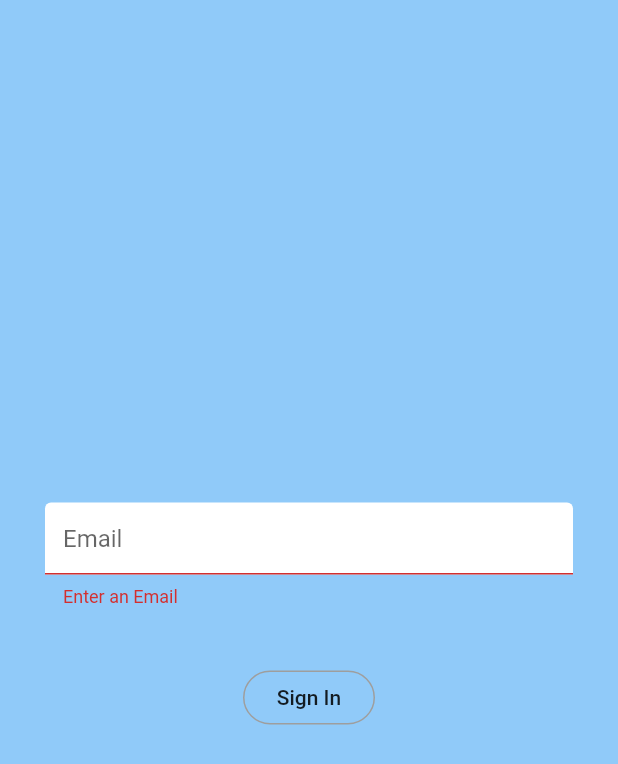
After one commit to Flash-Learn/app, a Flutter app: the ResetPassword screen opened directly, after a tap on "Sign In", on a phone screen of 412 x 824 dp. The commit adds this screen. Shown: the top 764 px of the screen. Run offline on Flutter 3.47's test engine with Material 2 defaults, Android fonts, the phone set to English and light mode, and no system bars; our stand-ins replace firebase_auth, google_sign_in, shared_preferences; accounts and stored records are empty.

Commit message:
added the functionality of forgot password and fixed viewDeck file(to be reviewed by siddhant), also made the password obscure while typing

```diff
--- a/microlearning/lib/classes/username_signin.dart
+++ b/microlearning/lib/classes/username_signin.dart
@@ -36,4 +36,14 @@ class UserNameSignIn {
       return null;
     }
   }
+
+  Future resetPassword(String email) async{
+    try{
+      await _auth.sendPasswordResetEmail(email: email);
+      return 'email is right';
+    }catch(e){
+      print(e.toString());
+      return null;
+    }
+  }
 }
--- a/microlearning/lib/screens/authentication/register.dart
+++ b/microlearning/lib/screens/authentication/register.dart
@@ -68,6 +68,7 @@ class _RegisterUserState extends State<RegisterUser> {
                           password = val;
                         });
                       },
+                      obscureText: true,
                       decoration: InputDecoration(
                         hintText: 'Password',
                         fillColor: Colors.white,
--- /dev/null
+++ b/microlearning/lib/screens/authentication/resetpassword.dart
@@ -0,0 +1,92 @@
+import 'package:flutter/material.dart';
+import 'package:microlearning/classes/username_signin.dart';
+import 'package:microlearning/screens/authentication/login.dart';
+
+class ResetPassword extends StatefulWidget {
+  @override
+  _ResetPasswordState createState() => _ResetPasswordState();
+}
+
+class _ResetPasswordState extends State<ResetPassword> {
+  final _auth = UserNameSignIn();
+  final _formkey = GlobalKey<FormState>();
+
+  String email = '';
+  String error = '';
+  @override
+  Widget build(BuildContext context) {
+    return Scaffold(
+      backgroundColor: Colors.blue[200],
+      body: Builder(
+        builder: (context) {
+        return Center(
+          child: Padding(
+            padding: EdgeInsets.symmetric(horizontal: 30,vertical: 30,),
+            child: Column(
+              mainAxisAlignment: MainAxisAlignment.center,
+              children: <Widget>[
+                Form(
+                  key: _formkey,
+                  child: Column(
+                    children: <Widget>[
+                      TextFormField(
+                        decoration: InputDecoration(
+                            hintText: 'Email',
+                            fillColor: Colors.white,
+                            filled: true,
+                            contentPadding: EdgeInsets.all(12.0),
+                            enabledBorder: OutlineInputBorder(
+                              borderSide: BorderSide(color: Colors.white, width: 2.0),
+                              ),
+                            focusedBorder: OutlineInputBorder(
+                              borderSide: BorderSide(color: Colors.pink, width: 2.0),
+                              ),
+                          ),
+                          validator: (val) {
+                            return val.isEmpty ? 'Enter an Email' : null;
+                          },
+                          onChanged: (val) {
+                            setState(() {
+                              email = val;
+                            });
+                          },
+                      ),
+                      Text(error, style: TextStyle(color: Colors.red, fontSize: 14.0),),
+                      SizedBox(height: 20,),
+                      OutlineButton(
+                        onPressed: () async{
+                          if(_formkey.currentState.validate()){
+                            dynamic result = await _auth.resetPassword(email);
+                            if(result == null){
+                              setState(() {
+                                error = 'Email not registered';
+                              });
+                            }else{
+                              SnackBar snackBar = SnackBar(content: Text('Reset password link sent to your mail',textAlign: TextAlign.center,),);
+                              Scaffold.of(context).showSnackBar(snackBar);
+                              await Future.delayed(Duration(seconds: 4));
+                              Navigator.of(context).pushReplacement(
+                                  MaterialPageRoute(
+                                    builder: (context) {
+                                    return LoginUser();
+                                  },
+                                ),
+                              );
+                            }
+                          }
+                        },
+                        child: Text('Sign In'),
+                        shape: RoundedRectangleBorder(borderRadius: BorderRadius.circular(40)),
+                        borderSide: BorderSide(color: Colors.grey),
+                      ),
+                    ],
+                  ),
+                )
+              ],
+            ),
+          ),
+        );},
+      ),
+    );
+  }
+}
```
Also changed, not shown: microlearning/lib/screens/authentication/login.dart (+10 -2 lines), microlearning/lib/screens/viewDeck.dart (+17 -4 lines).
